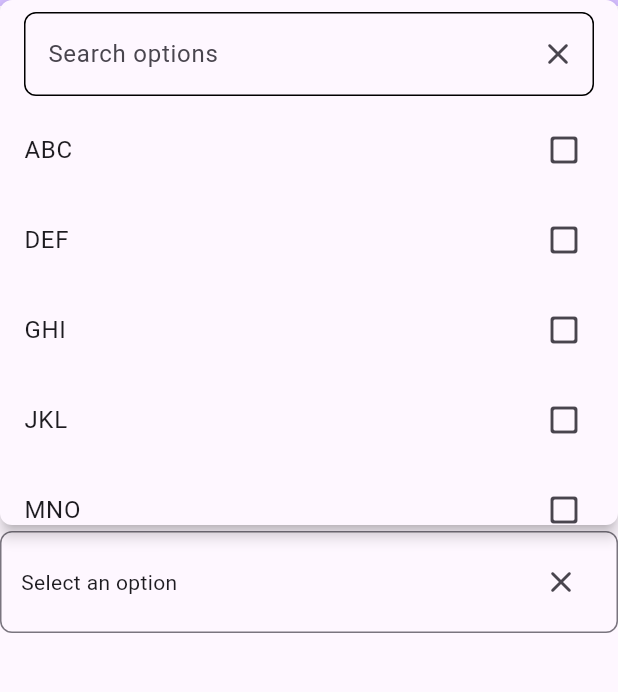
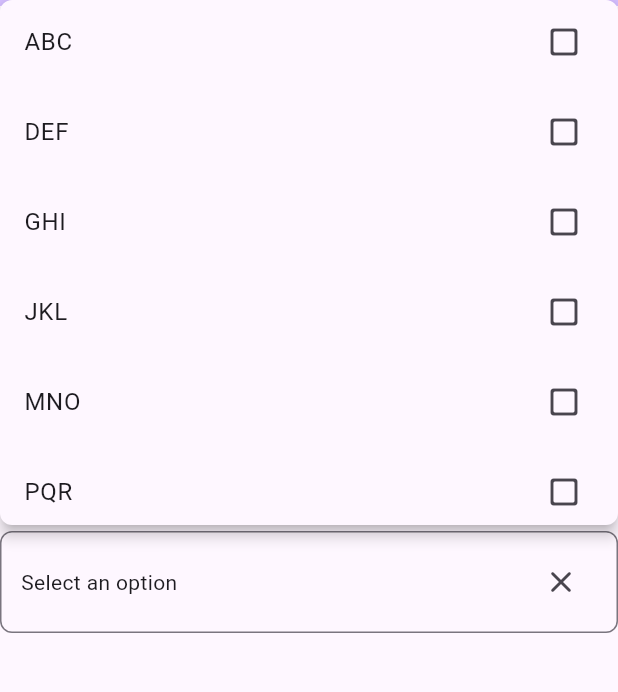
Before and after one commit to simranss/flutter_iterable_dropdown, a Flutter app: the screen it shows after launch, after a tap on "Select an option", on a phone screen of 412 x 824 dp, the part 78-770 px from its top. Run offline on Flutter 3.47's test engine with Material 3 defaults, Android fonts, the phone set to English and light mode, and no system bars; our stand-ins replace equatable.

Commit message:
Code cleanup and re-organisation (Breaking changes): 1. Added Documentation 2. Search Field configuration is now clubbed in a field called searchFieldConfig 3. Field level configuration are clubbed in a field called fieldConfig 4. Search is now optional 5. More control over the UI 6. Updated Example

```diff
--- a/example/lib/main.dart
+++ b/example/lib/main.dart
@@ -55,7 +55,12 @@ class _MyHomePageState extends State<MyHomePage> {
       body: Center(
         child: IterableDropdown<String>.builder(
           controller: _dropdownController,
-          wrapStyle: WrapStyle.list,
+          fieldConfig: FieldConfig(
+            wrapStyle: WrapStyle.list,
+            hint: Text('Select an option'),
+          ),
+          searchFieldConfig: SearchFieldConfig(hint: Text('Search options')),
+          enableSearch: false,
           items: [
             IterableDropdownItem(key: 'abc', label: 'ABC', value: 'abc'),
             IterableDropdownItem(key: 'def', label: 'DEF', value: 'def'),
@@ -77,7 +82,6 @@ class _MyHomePageState extends State<MyHomePage> {
               ),
             );
           },
-          hintText: 'Select an option',
           selectionMode: SelectionMode.multi,
         ),
       ),
--- a/lib/iterable_dropdown.dart
+++ b/lib/iterable_dropdown.dart
@@ -1,3 +1,5 @@
+export 'package:iterable_dropdown/src/data_models/field_config.dart';
+export 'package:iterable_dropdown/src/data_models/search_field_config.dart';
 export 'package:iterable_dropdown/src/iterable_dropdown.dart';
 export 'package:iterable_dropdown/src/iterable_dropdown_controller.dart';
 export 'package:iterable_dropdown/src/iterable_dropdown_item.dart';
--- /dev/null
+++ b/lib/src/data_models/field_config.dart
@@ -0,0 +1,34 @@
+import 'package:flutter/material.dart' show Text;
+import 'package:iterable_dropdown/src/iterable_dropdown.dart'
+    show IterableDropdownSelectedItemBuilder;
+import 'package:iterable_dropdown/src/iterable_dropdown_controller.dart'
+    show SelectionMode;
+
+enum WrapStyle { wrap, list }
+
+class FieldConfig {
+  /// Wrap style for the selected items
+  /// can be [WrapStyle.wrap] or [WrapStyle.list]
+  final WrapStyle wrapStyle;
+
+  /// An item builder for the selected items.
+  /// The maximum height cannot exceed 45.0 for [WrapStyle.list] when the selection mode is [SelectionMode.multi].
+  final IterableDropdownSelectedItemBuilder? selectedItemBuilder;
+
+  /// The text that is shown when no item is selected
+  /// The default text will be "Select an option"
+  final Text hint;
+
+  /// Spacing between the selected items
+  /// [spacing] represents the horizontal spacing between the selected items. The default value is 8.0.
+  /// [runSpacing] represents the vertical spacing between the selected items. The default value is 4.0.
+  final double spacing, runSpacing;
+
+  const FieldConfig({
+    this.selectedItemBuilder,
+    this.hint = const Text('Select an option'),
+    this.wrapStyle = WrapStyle.wrap,
+    this.spacing = 8,
+    this.runSpacing = 4,
+  });
+}
--- /dev/null
+++ b/lib/src/data_models/search_field_config.dart
@@ -0,0 +1,25 @@
+import 'package:flutter/cupertino.dart';
+import 'package:flutter/material.dart' show InputDecorationTheme;
+
+class SearchFieldConfig {
+  /// Search field TextEditingController
+  final TextEditingController? controller;
+
+  /// Search field FocusNode
+  final FocusNode? focusNode;
+
+  /// Hint Text for the search field
+  ///
+  /// Defaults to 'Search options'
+  final Text hint;
+
+  /// InputDecorationTheme for the search field
+  final InputDecorationTheme? inputDecorationTheme;
+
+  const SearchFieldConfig({
+    this.controller,
+    this.focusNode,
+    this.hint = const Text('Search options'),
+    this.inputDecorationTheme,
+  });
+}
--- a/lib/src/iterable_dropdown.dart
+++ b/lib/src/iterable_dropdown.dart
@@ -2,6 +2,9 @@ import 'dart:math' show min;
 
 import 'package:collection/collection.dart' show IterableExtension;
 import 'package:flutter/material.dart';
+import 'package:iterable_dropdown/src/data_models/field_config.dart'
+    show FieldConfig, WrapStyle;
+import 'package:iterable_dropdown/src/data_models/search_field_config.dart';
 import 'package:iterable_dropdown/src/iterable_dropdown_controller.dart';
 import 'package:iterable_dropdown/src/iterable_dropdown_item.dart';
 
@@ -22,37 +25,72 @@ typedef IterableDropdownSelectedItemBuilder<T> =
       void Function() delete,
     );
 
-enum WrapStyle { wrap, list }
-
 class IterableDropdown<T> extends StatefulWidget {
   const IterableDropdown.builder({
     super.key,
     this.controller,
     required this.items,
-    this.searchTextController,
     required this.itemBuilder,
-    this.selectedItemBuilder,
     this.selectionMode = SelectionMode.single,
-    this.wrapStyle = WrapStyle.wrap,
-    this.searchFocusNode,
     this.maxHeight = 350,
     this.itemHeight = 60,
-    required this.hintText,
-    this.hintStyle,
+    required this.fieldConfig,
+    this.enableSearch = true,
+    this.searchFieldConfig = const SearchFieldConfig(),
   });
 
+  /// Selection mode for your dropdown.
+  ///
+  /// Can be [SelectionMode.single] or [SelectionMode.multi].
+  ///
+  /// [SelectionMode.single] gives you a dropdown where only one item can be selected at a time.
+  ///
+  /// [SelectionMode.multi] gives you a dropdown where multiple items can be selected at a time.
   final SelectionMode selectionMode;
-  final WrapStyle wrapStyle;
+
+  /// Dropdown controller.
+  ///
+  /// This can be and should be used to control your dropdown
   final IterableDropdownController<T>? controller;
-  final TextEditingController? searchTextController;
-  final FocusNode? searchFocusNode;
+
+  /// The list of items.
+  ///
+  /// Can be an [Iterable] which means it supports [List] and other types
   final Iterable<IterableDropdownItem<T>> items;
+
+  /// The item builder for your dropdown list
   final IterableDropdownItemBuilder<T> itemBuilder;
-  final IterableDropdownSelectedItemBuilder<T>? selectedItemBuilder;
+
+  /// Each dropdown item height
+  ///
+  /// This is important to calculate the dropdown height to make it responsive
+  ///
+  /// It defaults to 60.0
   final double itemHeight;
+
+  /// The maximum height for your dropdown
+  /// This defaults to 350.0
   final double maxHeight;
-  final String hintText;
-  final TextStyle? hintStyle;
+
+  /// The field level configuration
+  ///
+  /// This contains all the selected item configuration
+  ///
+  /// You can configure the [FieldConfig.wrapStyle], [FieldConfig.spacing], ...
+  final FieldConfig fieldConfig;
+
+  /// Whether to enable the search field
+  ///
+  /// Will filter the items based on each dropdown key
+  ///
+  /// Each dropdown needs to have a unique key for uniqueness and search
+  ///
+  /// This defaults to true
+  final bool enableSearch;
+
+  /// The search field configuration
+  /// This contains all the search field configuration such as [SearchFieldConfig.inputDecorationTheme] and [SearchFieldConfig.hint]
+  final SearchFieldConfig searchFieldConfig;
 
   @override
   State<IterableDropdown<T>> createState() => _IterableDropdownState();
@@ -74,8 +112,8 @@ class _IterableDropdownState<T> extends State<IterableDropdown<T>> {
       _controller.initialise(widget.items, widget.selectionMode);
     }
     _searchTextController =
-        widget.searchTextController ?? TextEditingController();
-    _searchFocusNode = widget.searchFocusNode ?? FocusNode();
+        widget.searchFieldConfig.controller ?? TextEditingController();
+    _searchFocusNode = widget.searchFieldConfig.focusNode ?? FocusNode();
 
     super.initState();
   }
@@ -86,10 +124,10 @@ class _IterableDropdownState<T> extends State<IterableDropdown<T>> {
     if (widget.controller == null) {
       _controller.dispose();
     }
-    if (widget.searchTextController == null) {
+    if (widget.searchFieldConfig.controller == null) {
       _searchTextController.dispose();
     }
-    if (widget.searchFocusNode == null) {
+    if (widget.searchFieldConfig.focusNode == null) {
       _searchFocusNode.dispose();
     }
     super.dispose();
@@ -117,7 +155,7 @@ class _IterableDropdownState<T> extends State<IterableDropdown<T>> {
     final size = renderBox.size;
 
     // Calculate the dynamic height
-    final textInputHeight = 60;
+    final textInputHeight = widget.enableSearch ? 60 : 0;
     final itemCount = _controller.items.length;
     final listHeight = itemCount * widget.itemHeight;
     final dropdownHeight = min(listHeight, widget.maxHeight - textInputHeight);
@@ -131,7 +169,7 @@ class _IterableDropdownState<T> extends State<IterableDropdown<T>> {
     final bottomSpace = screenHeight - topSpace - size.height - 4;
 
     var overlayHeight = dropdownHeight + textInputHeight;
-    var offset = Offset(0.0, size.height + 4.0);
+    var offset = Offset(0, size.height + 4);
 
     if (overlayHeight >= bottomSpace) {
       if (topSpace > bottomSpace) {
@@ -145,6 +183,32 @@ class _IterableDropdownState<T> extends State<IterableDropdown<T>> {
       } else {
         overlayHeight = bottomSpace - 10;
       }
+    }
+
+    var searchDecoration = InputDecoration(
+      border: OutlineInputBorder(borderRadius: BorderRadius.circular(8)),
+      enabledBorder: OutlineInputBorder(borderRadius: BorderRadius.circular(8)),
+      focusedBorder: OutlineInputBorder(borderRadius: BorderRadius.circular(8)),
+      focusedErrorBorder: OutlineInputBorder(
+        borderRadius: BorderRadius.circular(8),
+      ),
+      disabledBorder: OutlineInputBorder(
+        borderRadius: BorderRadius.circular(8),
+      ),
+      suffixIcon: IconButton(
+        onPressed: () {
+          _searchTextController.clear();
+          _controller.onFilter('');
+        },
+        icon: Icon(Icons.close_rounded),
+      ),
+      hint: widget.searchFieldConfig.hint,
+    );
+    if (widget.enableSearch &&
+        widget.searchFieldConfig.inputDecorationTheme != null) {
+      searchDecoration = searchDecoration.applyDefaults(
+        widget.searchFieldConfig.inputDecorationTheme!,
+      );
     }
 
     _overlayEntry = OverlayEntry(
@@ -163,39 +227,16 @@ class _IterableDropdownState<T> extends State<IterableDropdown<T>> {
                 mainAxisSize: MainAxisSize.min,
                 key: _overlayKey,
                 children: [
+                  if (widget.enableSearch)
                     Padding(
                       padding: const EdgeInsets.symmetric(
-                      horizontal: 16.0,
+                        horizontal: 16,
                         vertical: 8,
                       ),
                       child: TextField(
                         controller: _searchTextController,
                         focusNode: _searchFocusNode,
-                      decoration: InputDecoration(
-                        border: OutlineInputBorder(
-                          borderRadius: BorderRadius.circular(8.0),
-                        ),
-                        enabledBorder: OutlineInputBorder(
-                          borderRadius: BorderRadius.circular(8.0),
-                        ),
-                        focusedBorder: OutlineInputBorder(
-                          borderRadius: BorderRadius.circular(8.0),
-                        ),
-                        focusedErrorBorder: OutlineInputBorder(
-                          borderRadius: BorderRadius.circular(8.0),
-                        ),
-                        disabledBorder: OutlineInputBorder(
-                          borderRadius: BorderRadius.circular(8.0),
-                        ),
-                        suffixIcon: IconButton(
-                          onPressed: () {
-                            _searchTextController.clear();
-                            _controller.onFilter('');
-                          },
-                          icon: Icon(Icons.close_rounded),
-                        ),
-                        hintText: 'Search options',
-                      ),
+                        decoration: searchDecoration,
                         onChanged: _controller.onFilter,
                       ),
                     ),
@@ -280,10 +321,11 @@ class _IterableDropdownState<T> extends State<IterableDropdown<T>> {
         builder: (context, _) {
           final Widget child;
 
+          final fieldConfig = widget.fieldConfig;
           if (_controller.selectedDropdownItems.isEmpty) {
-            child = Text(widget.hintText, style: widget.hintStyle);
+            child = fieldConfig.hint;
           } else {
-            final selectedItemBuilder = widget.selectedItemBuilder;
+            final selectedItemBuilder = fieldConfig.selectedItemBuilder;
             if (widget.selectionMode == SelectionMode.multi) {
               // Create a list of Chip widgets from the selected items
               final chips = _controller.selectedDropdownItems.mapIndexed((
@@ -301,10 +343,12 @@ class _IterableDropdownState<T> extends State<IterableDropdown<T>> {
                 );
               });
 
-              child = switch (widget.wrapStyle) {
+              child = switch (fieldConfig.wrapStyle) {
                 WrapStyle.wrap => Wrap(
-                  spacing: 8, // Horizontal space between chips
-                  runSpacing: 4, // Vertical space between lines of chips
+                  spacing:
+                      fieldConfig.spacing, // Horizontal space between chips
+                  runSpacing: fieldConfig
+                      .runSpacing, // Vertical space between lines of chips
                   children: [...chips],
                 ),
                 WrapStyle.list => SizedBox(
@@ -315,7 +359,7 @@ class _IterableDropdownState<T> extends State<IterableDropdown<T>> {
                       ...chips.expandIndexed((i, ele) {
                         if (i == chips.length - 1) return [ele];
 
-                        return [ele, SizedBox(width: 8)];
+                        return [ele, SizedBox(width: fieldConfig.spacing)];
                       }),
                     ],
                   ),
@@ -324,7 +368,7 @@ class _IterableDropdownState<T> extends State<IterableDropdown<T>> {
             } else {
               final item = _controller.selectedDropdownItems.firstOrNull;
               if (item == null) {
-                child = SizedBox();
+                child = fieldConfig.hint;
               } else {
                 final index = 0;
                 void deleteFunc() => _controller.removeSelection(item.key);
```
Also changed, not shown: pubspec.yaml (+0 -18 lines). Lines whose indentation alone changed are shown as unchanged.
